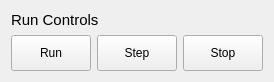
Old version of the form armsim/runcontrolswidget.ui in the repository bstee615/armsim.
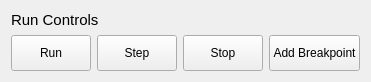
New version of the form.

Patch:
```diff
--- a/armsim/runcontrolswidget.ui
+++ b/armsim/runcontrolswidget.ui
@@ -6,7 +6,7 @@
    <rect>
     <x>0</x>
     <y>0</y>
-    <width>261</width>
+    <width>263</width>
     <height>82</height>
    </rect>
   </property>
@@ -73,6 +73,19 @@
        </property>
       </widget>
      </item>
+     <item>
+      <widget class="QPushButton" name="btnAddBreakpoint">
+       <property name="sizePolicy">
+        <sizepolicy hsizetype="Minimum" vsizetype="Expanding">
+         <horstretch>0</horstretch>
+         <verstretch>0</verstretch>
+        </sizepolicy>
+       </property>
+       <property name="text">
+        <string>Add Breakpoint</string>
+       </property>
+      </widget>
+     </item>
      <item>
       <spacer name="horizontalSpacer">
        <property name="orientation">
```
